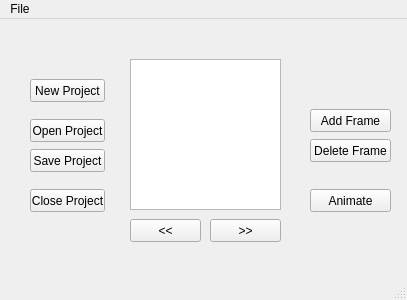
Qt form SpriteTool/mainwindow.ui (renatolond/DsTools) before a commit.
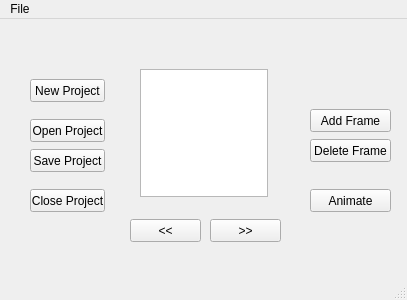
The same form after that commit.

Patch:
```diff
--- a/SpriteTool/mainwindow.ui
+++ b/SpriteTool/mainwindow.ui
@@ -119,12 +119,15 @@
     </property>
    </widget>
    <widget class="QGraphicsView" name="gv_Canvas">
+    <property name="enabled">
+     <bool>true</bool>
+    </property>
     <property name="geometry">
      <rect>
-      <x>130</x>
-      <y>40</y>
-      <width>151</width>
-      <height>151</height>
+      <x>140</x>
+      <y>50</y>
+      <width>128</width>
+      <height>128</height>
      </rect>
     </property>
     <property name="sizePolicy">
@@ -133,6 +136,24 @@
       <verstretch>80</verstretch>
      </sizepolicy>
     </property>
+    <property name="minimumSize">
+     <size>
+      <width>128</width>
+      <height>128</height>
+     </size>
+    </property>
+    <property name="maximumSize">
+     <size>
+      <width>128</width>
+      <height>128</height>
+     </size>
+    </property>
+    <property name="acceptDrops">
+     <bool>true</bool>
+    </property>
+    <property name="frameShape">
+     <enum>QFrame::StyledPanel</enum>
+    </property>
    </widget>
    <widget class="QPushButton" name="btn_Animate">
     <property name="geometry">
```
